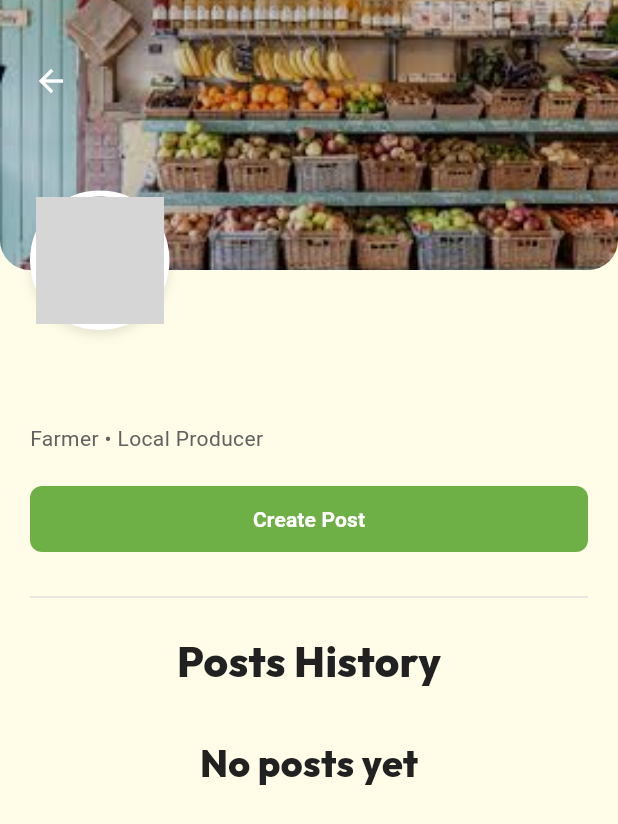
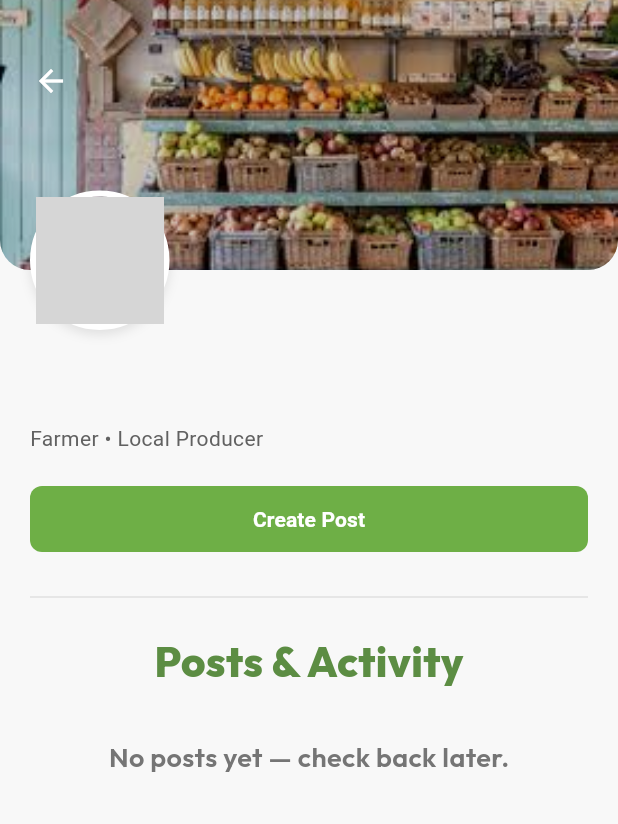
Before and after one commit to NoelSaludo/BukidLink, a Flutter app: the FarmerProfilePage screen opened directly with empty values, on a phone screen of 412 x 824 dp. Shown: the top 824 px of the screen. Run offline on Flutter 3.47's test engine with Material 3 defaults, Android fonts, the phone set to English and light mode, and no system bars; our stand-ins replace cloud_firestore, email_validator, firebase_auth, firebase_core, google_fonts, google_sign_in and 1 more; accounts and stored records are empty; grey boxes are pictures that could not be loaded.

Commit message:
feat: improve the design of Farmer Profile Page

```diff
--- a/lib/Pages/farmer/FarmerProfilePage.dart
+++ b/lib/Pages/farmer/FarmerProfilePage.dart
@@ -49,7 +49,7 @@ class _FarmerProfilePageState extends State<FarmerProfilePage> {
   @override
   Widget build(BuildContext context) {
     return Scaffold(
-      backgroundColor: AppColors.backgroundYellow,
+      backgroundColor: AppColors.APP_BACKGROUND,
       body: CustomScrollView(
         slivers: [
           // --- Profile Info ---
@@ -58,15 +58,17 @@ class _FarmerProfilePageState extends State<FarmerProfilePage> {
           ),
 
           // --- Header ---
-          const SliverToBoxAdapter(
+          SliverToBoxAdapter(
             child: Padding(
-              padding: EdgeInsets.symmetric(vertical: 10),
+              padding: const EdgeInsets.symmetric(vertical: 10),
               child: Column(
                 children: [
-                  SizedBox(height: 5),
+                  const SizedBox(height: 5),
                   Text(
-                    'Posts History',
-                    style: AppTextStyles.PRODUCT_NAME_HEADER,
+                    'Posts & Activity',
+                    style: AppTextStyles.PRODUCT_NAME_HEADER.copyWith(
+                      color: AppColors.HEADER_GRADIENT_START,
+                    ),
                   ),
                 ],
               ),
@@ -75,20 +77,26 @@ class _FarmerProfilePageState extends State<FarmerProfilePage> {
 
           // --- Posts Section ---
           if (isLoading)
-            const SliverToBoxAdapter(
+            SliverToBoxAdapter(
               child: Padding(
-                padding: EdgeInsets.all(20),
-                child: Center(child: CircularProgressIndicator()),
+                padding: const EdgeInsets.all(20),
+                child: Center(
+                  child: CircularProgressIndicator(
+                    color: AppColors.primaryGreen,
+                  ),
+                ),
               ),
             )
           else if (posts.isEmpty)
-            const SliverToBoxAdapter(
+            SliverToBoxAdapter(
               child: Padding(
-                padding: EdgeInsets.all(20),
+                padding: const EdgeInsets.all(20),
                 child: Center(
                   child: Text(
-                    'No posts yet',
-                    style: AppTextStyles.sectionTitle,
+                    'No posts yet — check back later.',
+                    style: AppTextStyles.EMPTY_STATE_TITLE.copyWith(
+                      color: AppColors.TEXT_SECONDARY,
+                    ),
                   ),
                 ),
               ),
```
